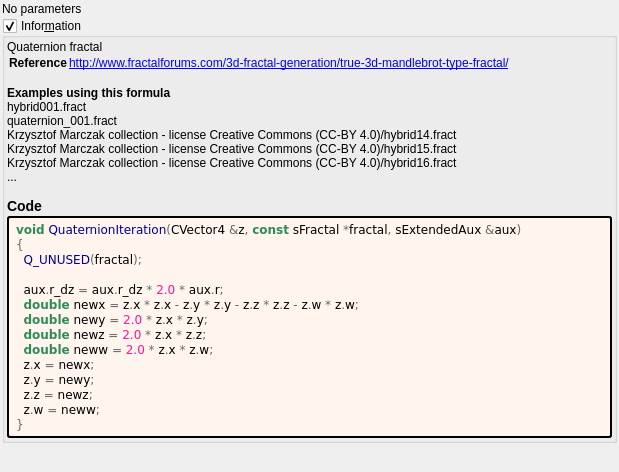
Above: mandelbulber2/formula/ui/fractal_quaternion.ui from buddhi1980/mandelbulber2 before the change. Below: the same form after it.
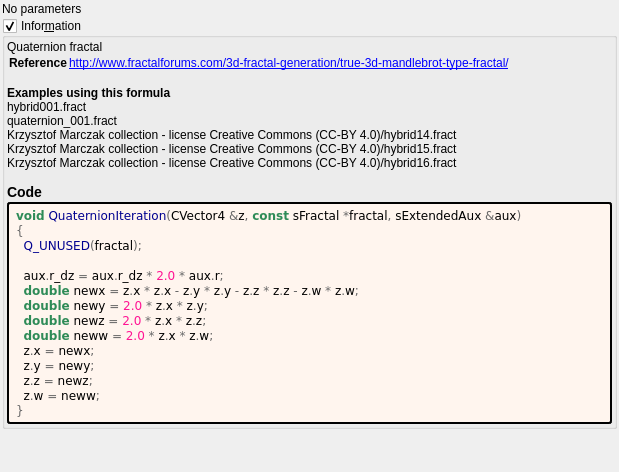
That is the form after the change. Custom widgets are drawn as their Qt base class.

Diff of the .ui file:
```diff
--- a/mandelbulber2/formula/ui/fractal_quaternion.ui
+++ b/mandelbulber2/formula/ui/fractal_quaternion.ui
@@ -70,7 +70,7 @@
 &lt;tr&gt;&lt;th&gt;Reference&lt;/th&gt;&lt;td&gt;&lt;a href=&quot;http://www.fractalforums.com/3d-fractal-generation/true-3d-mandlebrot-type-fractal/&quot;&gt;http://www.fractalforums.com/3d-fractal-generation/true-3d-mandlebrot-type-fractal/&lt;br&gt;
 &lt;/td&gt;&lt;/tr&gt;
 &lt;/table&gt;
-&lt;br&gt;&lt;b&gt;Examples using this formula&lt;/b&gt;&lt;br&gt;hybrid001.fract&lt;br&gt;quaternion_001.fract&lt;br&gt;Krzysztof Marczak collection - license Creative Commons (CC-BY 4.0)/hybrid14.fract&lt;br&gt;Krzysztof Marczak collection - license Creative Commons (CC-BY 4.0)/hybrid15.fract&lt;br&gt;Krzysztof Marczak collection - license Creative Commons (CC-BY 4.0)/hybrid16.fract&lt;br&gt;...&lt;h3&gt;Code&lt;/h3&gt;</string>
+&lt;br&gt;&lt;b&gt;Examples using this formula&lt;/b&gt;&lt;br&gt;hybrid001.fract&lt;br&gt;quaternion_001.fract&lt;br&gt;Krzysztof Marczak collection - license Creative Commons (CC-BY 4.0)/hybrid14.fract&lt;br&gt;Krzysztof Marczak collection - license Creative Commons (CC-BY 4.0)/hybrid15.fract&lt;br&gt;Krzysztof Marczak collection - license Creative Commons (CC-BY 4.0)/hybrid16.fract&lt;h3&gt;Code&lt;/h3&gt;</string>
         </property>
         <property name="wordWrap">
          <bool>true</bool>
```
